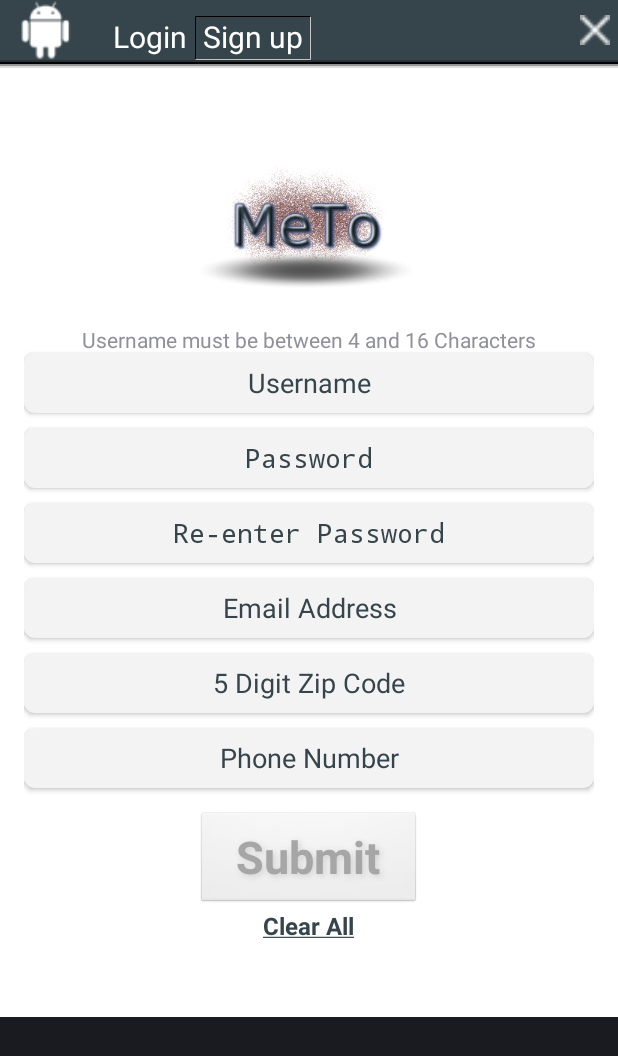
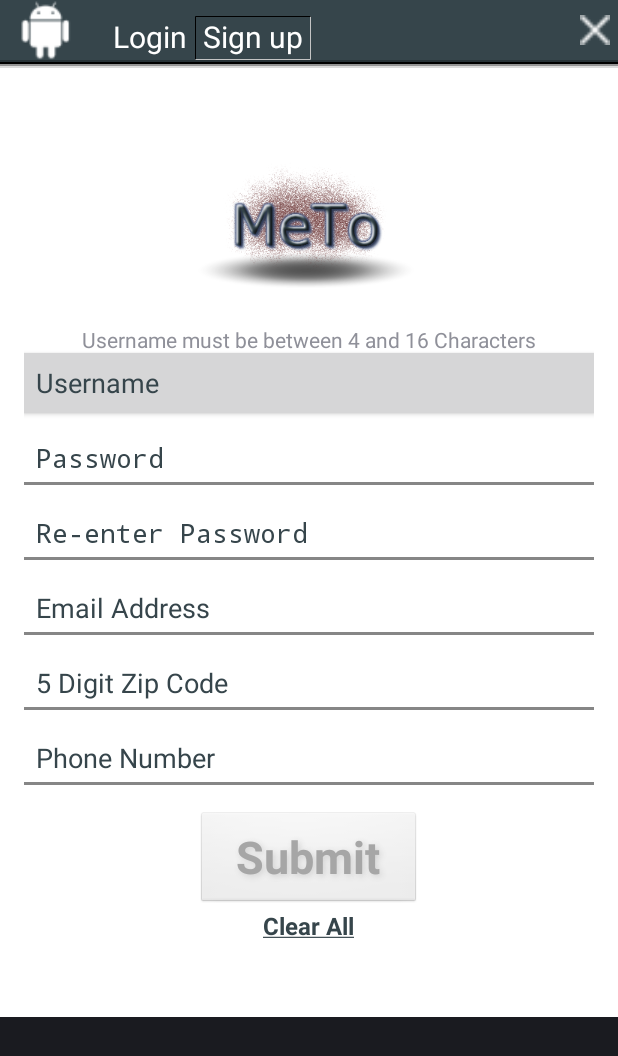
Before and after one commit to MeloszDev/MeloDroid, an Android app: the screen it shows after launch (MyActivity), after a tap on "Sign up", on a phone screen of 412 x 824 dp. Shown: the top 1056 px of the screen. Run offline under Robolectric (Android 15) with nearby library versions, the phone set to English and light mode, and no system bars.

Commit message:
Minor updates.

```diff
--- a/app/src/main/java/com/dev/melosz/melodroid/fragments/EditUserFragment.java
+++ b/app/src/main/java/com/dev/melosz/melodroid/fragments/EditUserFragment.java
@@ -1,6 +1,6 @@
 package com.dev.melosz.melodroid.fragments;
 
-import android.app.Fragment;
+import android.support.v4.app.Fragment;
 import android.os.Bundle;
 import android.view.LayoutInflater;
 import android.view.View;
--- a/app/src/main/java/com/dev/melosz/melodroid/fragments/RegistrationFragment.java
+++ b/app/src/main/java/com/dev/melosz/melodroid/fragments/RegistrationFragment.java
@@ -188,7 +188,9 @@ public class RegistrationFragment extends Fragment implements View.OnFocusChange
                         editor.putString(getString(R.string.preference_stored_user),
                                          user.getUserName());
                         editor.commit();
-
+                        Toast.makeText(CTX,
+                                       "Welcome " + user.getUserName() + "!",
+                                       Toast.LENGTH_SHORT).show();
                         ((MyActivity) getActivity())
                                 .openHomeScreenActivity(HomeScreenActivity.class);
                     }
@@ -458,7 +460,7 @@ public class RegistrationFragment extends Fragment implements View.OnFocusChange
                 et.setText("");
         }
         else
-            et.setBackgroundResource(R.drawable.rounded_corners);
+            et.setBackgroundResource(R.drawable.bottom_border_selector);
     }
 
     /**
--- /dev/null
+++ b/app/src/main/res/drawable/bottom_border_selector.xml
@@ -0,0 +1,6 @@
+<?xml version="1.0" encoding="utf-8"?>
+<selector xmlns:android="http://schemas.android.com/apk/res/android">
+    <item android:state_focused="false" android:drawable="@drawable/bottom_border_unfocused"></item>
+    <item android:state_focused="true" android:drawable="@drawable/bottom_border_only"></item>
+    <item android:drawable="@drawable/bottom_border_unfocused"></item>
+</selector>
--- a/app/src/main/res/drawable/bottom_border_only.xml
+++ b/app/src/main/res/drawable/bottom_border_unfocused.xml
@@ -2,9 +2,9 @@
 <layer-list xmlns:android="http://schemas.android.com/apk/res/android" >
 
     <item android:bottom="2dp"
-        android:left="-2dp"
-        android:right="-2dp"
-        android:top="-2dp">
+          android:left="-2dp"
+          android:right="-2dp"
+          android:top="-2dp">
         <shape android:shape="rectangle" >
             <stroke
                 android:width="2dp"
--- a/app/src/main/res/layout/fragment_registration.xml
+++ b/app/src/main/res/layout/fragment_registration.xml
@@ -47,8 +47,9 @@
                 android:hint="Username"
                 android:maxLength="16"
                 android:textColorHint="#36454b"
-                android:background="@drawable/rounded_corners"
-                android:gravity="center"
+                android:background="@drawable/bottom_border_selector"
+                android:gravity="center_vertical|left"
+                android:paddingLeft="8dp"
                 android:textColor="#36454b"
                 android:elevation="2dp" />
             <EditText
@@ -59,8 +60,9 @@
                 android:hint="Password"
                 android:maxLength="24"
                 android:textColorHint="#36454b"
-                android:background="@drawable/rounded_corners"
-                android:gravity="center"
+                android:background="@drawable/bottom_border_selector"
+                android:gravity="center_vertical|left"
+                android:paddingLeft="8dp"
                 android:layout_marginTop="10dp"
                 android:textColor="#36454b"
                 android:elevation="2dp" />
@@ -72,8 +74,9 @@
                 android:hint="Re-enter Password"
                 android:maxLength="24"
                 android:textColorHint="#36454b"
-                android:background="@drawable/rounded_corners"
-                android:gravity="center"
+                android:background="@drawable/bottom_border_selector"
+                android:gravity="center_vertical|left"
+                android:paddingLeft="8dp"
                 android:layout_marginTop="10dp"
                 android:textColor="#36454b"
                 android:elevation="2dp" />
@@ -85,8 +88,9 @@
                 android:hint="Email Address"
                 android:maxLength="34"
                 android:textColorHint="#36454b"
-                android:background="@drawable/rounded_corners"
-                android:gravity="center"
+                android:background="@drawable/bottom_border_selector"
+                android:gravity="center_vertical|left"
+                android:paddingLeft="8dp"
                 android:layout_marginTop="10dp"
                 android:textColor="#36454b"
                 android:elevation="2dp" />
@@ -98,8 +102,9 @@
                 android:hint="5 Digit Zip Code"
                 android:maxLength="5"
                 android:textColorHint="#36454b"
-                android:background="@drawable/rounded_corners"
-                android:gravity="center"
+                android:background="@drawable/bottom_border_selector"
+                android:gravity="center_vertical|left"
+                android:paddingLeft="8dp"
                 android:layout_marginTop="10dp"
                 android:textColor="#36454b"
                 android:elevation="2dp" />
@@ -112,8 +117,9 @@
                 android:hint="Phone Number"
                 android:maxLength="20"
                 android:textColorHint="#36454b"
-                android:background="@drawable/rounded_corners"
-                android:gravity="center"
+                android:background="@drawable/bottom_border_selector"
+                android:gravity="center_vertical|left"
+                android:paddingLeft="8dp"
                 android:layout_marginTop="10dp"
                 android:textColor="#36454b"
                 android:elevation="2dp">
```
Also changed, not shown: app/src/main/java/com/dev/melosz/melodroid/activities/UserManagementActivity.java (+19 -0 lines), app/src/main/res/layout/fragment_edit_user.xml (+37 -6 lines), app/src/main/res/layout/fragment_login_screen.xml (+15 -7 lines), app/src/main/res/layout/user_list_item.xml (+0 -25 lines).
